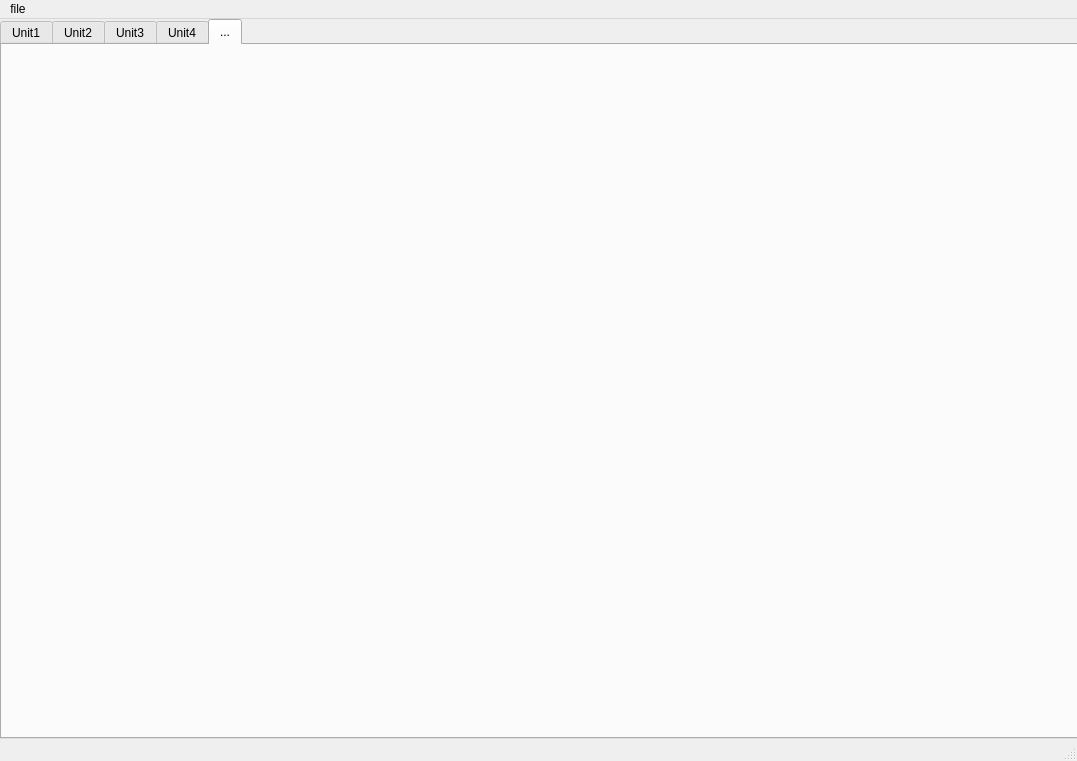
This is untitled.ui in lrioxh/CV as Qt 5 draws it before an edit. The edited form follows.
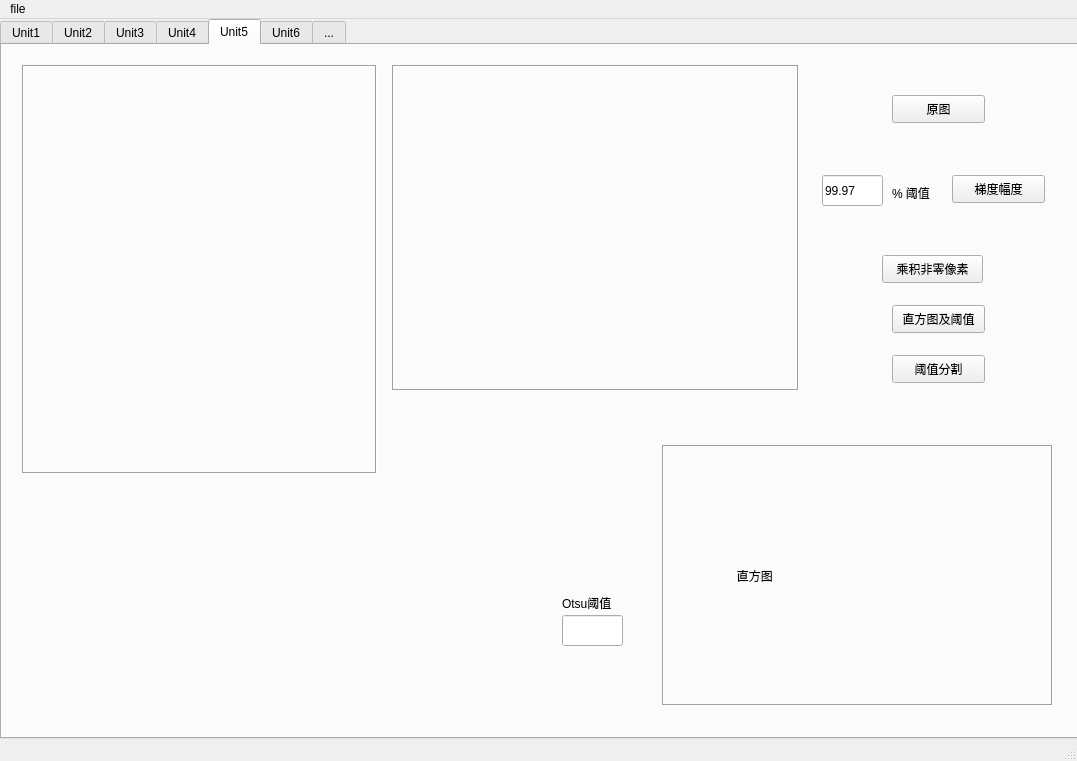
This is the edited form. The open tabs and pages were chosen to show the change.

Patch:
```diff
--- a/untitled.ui
+++ b/untitled.ui
@@ -1764,6 +1764,190 @@
      </widget>
     </widget>
     <widget class="QWidget" name="tab_5">
+     <attribute name="title">
+      <string>Unit5</string>
+     </attribute>
+     <widget class="QLabel" name="label_46">
+      <property name="geometry">
+       <rect>
+        <x>390</x>
+        <y>20</y>
+        <width>407</width>
+        <height>326</height>
+       </rect>
+      </property>
+      <property name="frameShape">
+       <enum>QFrame::Box</enum>
+      </property>
+      <property name="frameShadow">
+       <enum>QFrame::Sunken</enum>
+      </property>
+      <property name="text">
+       <string/>
+      </property>
+     </widget>
+     <widget class="QLabel" name="label_48">
+      <property name="geometry">
+       <rect>
+        <x>20</x>
+        <y>20</y>
+        <width>355</width>
+        <height>409</height>
+       </rect>
+      </property>
+      <property name="frameShape">
+       <enum>QFrame::Box</enum>
+      </property>
+      <property name="frameShadow">
+       <enum>QFrame::Sunken</enum>
+      </property>
+      <property name="text">
+       <string/>
+      </property>
+     </widget>
+     <widget class="QLabel" name="label_54">
+      <property name="geometry">
+       <rect>
+        <x>660</x>
+        <y>400</y>
+        <width>391</width>
+        <height>261</height>
+       </rect>
+      </property>
+      <property name="frameShape">
+       <enum>QFrame::Box</enum>
+      </property>
+      <property name="frameShadow">
+       <enum>QFrame::Sunken</enum>
+      </property>
+      <property name="text">
+       <string>                     直方图</string>
+      </property>
+      <property name="textFormat">
+       <enum>Qt::AutoText</enum>
+      </property>
+     </widget>
+     <widget class="QPushButton" name="pushButton_31">
+      <property name="geometry">
+       <rect>
+        <x>890</x>
+        <y>50</y>
+        <width>93</width>
+        <height>28</height>
+       </rect>
+      </property>
+      <property name="text">
+       <string>原图</string>
+      </property>
+     </widget>
+     <widget class="QPushButton" name="pushButton_32">
+      <property name="geometry">
+       <rect>
+        <x>950</x>
+        <y>130</y>
+        <width>93</width>
+        <height>28</height>
+       </rect>
+      </property>
+      <property name="text">
+       <string>梯度幅度</string>
+      </property>
+     </widget>
+     <widget class="QLineEdit" name="lineEdit_31">
+      <property name="geometry">
+       <rect>
+        <x>820</x>
+        <y>130</y>
+        <width>61</width>
+        <height>31</height>
+       </rect>
+      </property>
+      <property name="text">
+       <string>99.97</string>
+      </property>
+     </widget>
+     <widget class="QLabel" name="label_55">
+      <property name="geometry">
+       <rect>
+        <x>890</x>
+        <y>140</y>
+        <width>51</width>
+        <height>16</height>
+       </rect>
+      </property>
+      <property name="text">
+       <string>% 阈值</string>
+      </property>
+     </widget>
+     <widget class="QLineEdit" name="lineEdit_34">
+      <property name="geometry">
+       <rect>
+        <x>560</x>
+        <y>570</y>
+        <width>61</width>
+        <height>31</height>
+       </rect>
+      </property>
+     </widget>
+     <widget class="QPushButton" name="pushButton_33">
+      <property name="geometry">
+       <rect>
+        <x>890</x>
+        <y>260</y>
+        <width>93</width>
+        <height>28</height>
+       </rect>
+      </property>
+      <property name="text">
+       <string>直方图及阈值</string>
+      </property>
+     </widget>
+     <widget class="QPushButton" name="pushButton_34">
+      <property name="geometry">
+       <rect>
+        <x>880</x>
+        <y>210</y>
+        <width>101</width>
+        <height>28</height>
+       </rect>
+      </property>
+      <property name="text">
+       <string>乘积非零像素</string>
+      </property>
+     </widget>
+     <widget class="QPushButton" name="pushButton_35">
+      <property name="geometry">
+       <rect>
+        <x>890</x>
+        <y>310</y>
+        <width>93</width>
+        <height>28</height>
+       </rect>
+      </property>
+      <property name="text">
+       <string>阈值分割</string>
+      </property>
+     </widget>
+     <widget class="QLabel" name="label_56">
+      <property name="geometry">
+       <rect>
+        <x>560</x>
+        <y>550</y>
+        <width>72</width>
+        <height>15</height>
+       </rect>
+      </property>
+      <property name="text">
+       <string>Otsu阈值</string>
+      </property>
+     </widget>
+    </widget>
+    <widget class="QWidget" name="tab_6">
+     <attribute name="title">
+      <string>Unit6</string>
+     </attribute>
+    </widget>
+    <widget class="QWidget" name="tab_7">
      <attribute name="title">
       <string>...</string>
      </attribute>
```
Left out of the diff: 50 changed lines with no effect on the pictures.
